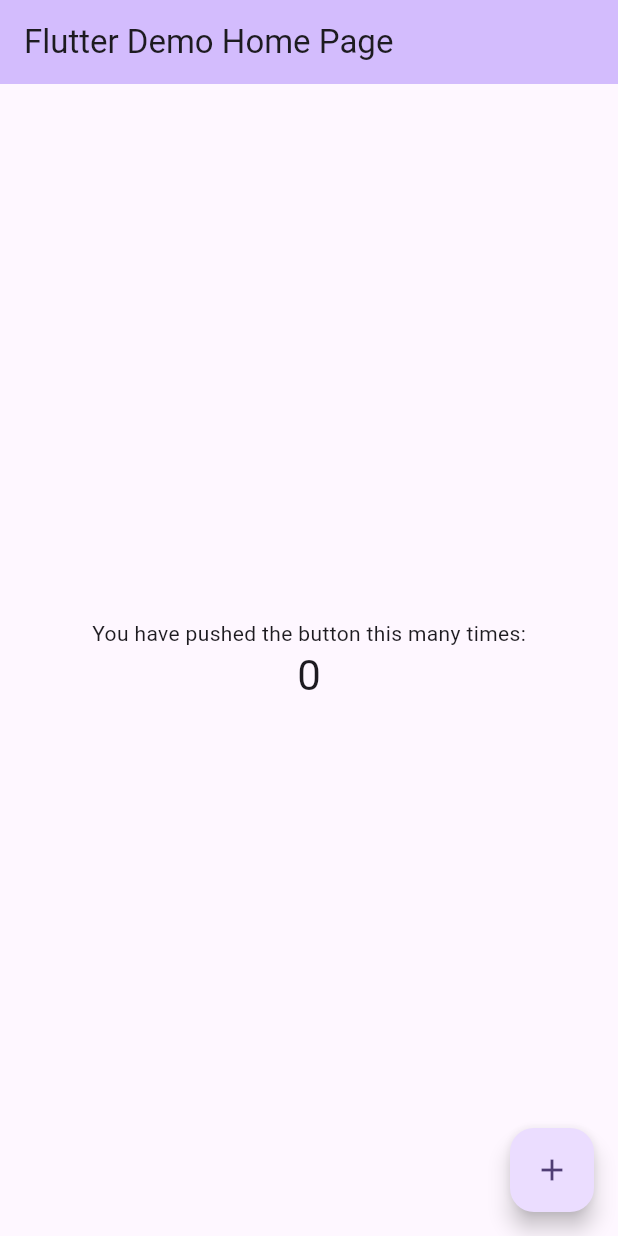
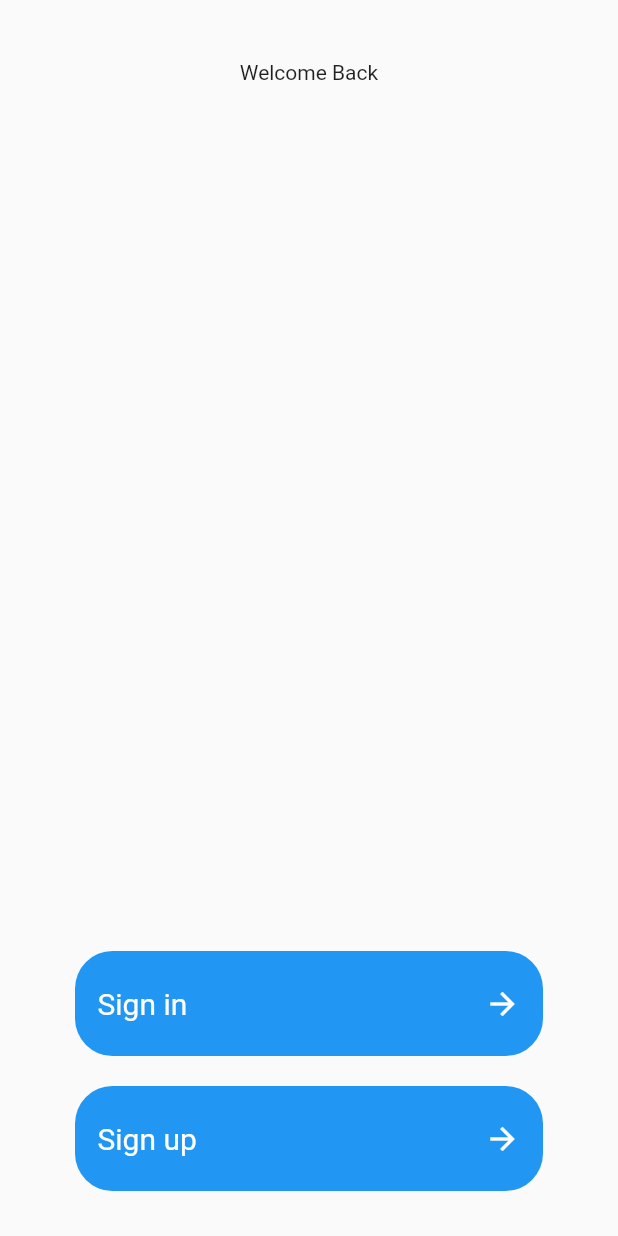
Before and after one commit to PLP-Dart-Projects/village-banking, a Flutter app: the screen it shows after launch, on a phone screen of 412 x 824 dp. Run offline on Flutter 3.47's test engine with Material 2 defaults, Android fonts, the phone set to English and light mode, and no system bars.

Commit message:
first page

```diff
--- a/lib/main.dart
+++ b/lib/main.dart
@@ -1,4 +1,5 @@
 import 'package:flutter/material.dart';
+import 'package:villagebanking/widgets/button.dart';
 
 void main() {
   runApp(const MyApp());
@@ -7,119 +8,47 @@ void main() {
 class MyApp extends StatelessWidget {
   const MyApp({super.key});
 
-  // This widget is the root of your application.
   @override
   Widget build(BuildContext context) {
-    return MaterialApp(
-      title: 'Flutter Demo',
-      theme: ThemeData(
-        // This is the theme of your application.
-        //
-        // TRY THIS: Try running your application with "flutter run". You'll see
-        // the application has a blue toolbar. Then, without quitting the app,
-        // try changing the seedColor in the colorScheme below to Colors.green
-        // and then invoke "hot reload" (save your changes or press the "hot
-        // reload" button in a Flutter-supported IDE, or press "r" if you used
-        // the command line to start the app).
-        //
-        // Notice that the counter didn't reset back to zero; the application
-        // state is not lost during the reload. To reset the state, use hot
-        // restart instead.
-        //
-        // This works for code too, not just values: Most code changes can be
-        // tested with just a hot reload.
-        colorScheme: ColorScheme.fromSeed(seedColor: Colors.deepPurple),
-        useMaterial3: true,
-      ),
-      home: const MyHomePage(title: 'Flutter Demo Home Page'),
+    return const MaterialApp(
+      home: Home(),
     );
   }
 }
 
-class MyHomePage extends StatefulWidget {
-  const MyHomePage({super.key, required this.title});
-
-  // This widget is the home page of your application. It is stateful, meaning
-  // that it has a State object (defined below) that contains fields that affect
-  // how it looks.
-
-  // This class is the configuration for the state. It holds the values (in this
-  // case the title) provided by the parent (in this case the App widget) and
-  // used by the build method of the State. Fields in a Widget subclass are
-  // always marked "final".
-
-  final String title;
-
-  @override
-  State<MyHomePage> createState() => _MyHomePageState();
-}
-
-class _MyHomePageState extends State<MyHomePage> {
-  int _counter = 0;
-
-  void _incrementCounter() {
-    setState(() {
-      // This call to setState tells the Flutter framework that something has
-      // changed in this State, which causes it to rerun the build method below
-      // so that the display can reflect the updated values. If we changed
-      // _counter without calling setState(), then the build method would not be
-      // called again, and so nothing would appear to happen.
-      _counter++;
-    });
-  }
+class Home extends StatelessWidget {
+  const Home({super.key});
 
   @override
   Widget build(BuildContext context) {
-    // This method is rerun every time setState is called, for instance as done
-    // by the _incrementCounter method above.
-    //
-    // The Flutter framework has been optimized to make rerunning build methods
-    // fast, so that you can just rebuild anything that needs updating rather
-    // than having to individually change instances of widgets.
     return Scaffold(
-      appBar: AppBar(
-        // TRY THIS: Try changing the color here to a specific color (to
-        // Colors.amber, perhaps?) and trigger a hot reload to see the AppBar
-        // change color while the other colors stay the same.
-        backgroundColor: Theme.of(context).colorScheme.inversePrimary,
-        // Here we take the value from the MyHomePage object that was created by
-        // the App.build method, and use it to set our appbar title.
-        title: Text(widget.title),
-      ),
-      body: Center(
-        // Center is a layout widget. It takes a single child and positions it
-        // in the middle of the parent.
-        child: Column(
-          // Column is also a layout widget. It takes a list of children and
-          // arranges them vertically. By default, it sizes itself to fit its
-          // children horizontally, and tries to be as tall as its parent.
-          //
-          // Column has various properties to control how it sizes itself and
-          // how it positions its children. Here we use mainAxisAlignment to
-          // center the children vertically; the main axis here is the vertical
-          // axis because Columns are vertical (the cross axis would be
-          // horizontal).
-          //
-          // TRY THIS: Invoke "debug painting" (choose the "Toggle Debug Paint"
-          // action in the IDE, or press "p" in the console), to see the
-          // wireframe for each widget.
-          mainAxisAlignment: MainAxisAlignment.center,
-          children: <Widget>[
-            const Text(
-              'You have pushed the button this many times:',
-            ),
-            Text(
-              '$_counter',
-              style: Theme.of(context).textTheme.headlineMedium,
-            ),
-          ],
+      body: SafeArea(
+        child: Container(
+          padding: const EdgeInsets.only(
+            left: 50,
+            right: 50,
+            bottom: 30,
+          ),
+          child: const Column(
+            children: [
+              SizedBox(
+                height: 40,
+              ),
+              Text("Welcome Back"),
+              Spacer(),
+              CustomButton(
+                title: "Sign in",
+              ),
+              SizedBox(
+                height: 20,
+              ),
+              CustomButton(
+                title: "Sign up",
+              )
+            ],
+          ),
         ),
       ),
-      floatingActionButton: FloatingActionButton(
-        onPressed: _incrementCounter,
-        tooltip: 'Increment',
-        child: const Icon(Icons.add),
-      ), // This trailing comma makes auto-formatting nicer for build methods.
     );
   }
 }
--- /dev/null
+++ b/lib/widgets/button.dart
@@ -0,0 +1,39 @@
+import 'package:flutter/material.dart';
+
+class CustomButton extends StatelessWidget {
+  const CustomButton({
+    required this.title,
+    super.key,
+  });
+  final String title;
+  @override
+  Widget build(BuildContext context) {
+    return Container(
+      padding: const EdgeInsets.only(
+        left: 15,
+        right: 15,
+      ),
+      height: 70,
+      decoration: BoxDecoration(
+        color: Colors.blue,
+        borderRadius: BorderRadius.circular(25),
+      ),
+      child: Row(
+        mainAxisAlignment: MainAxisAlignment.spaceBetween,
+        children: [
+          Text(
+            title,
+            style: const TextStyle(
+              fontSize: 20,
+              color: Colors.white,
+            ),
+          ),
+          const Icon(
+            Icons.arrow_forward_outlined,
+            color: Colors.white,
+          ),
+        ],
+      ),
+    );
+  }
+}
```
